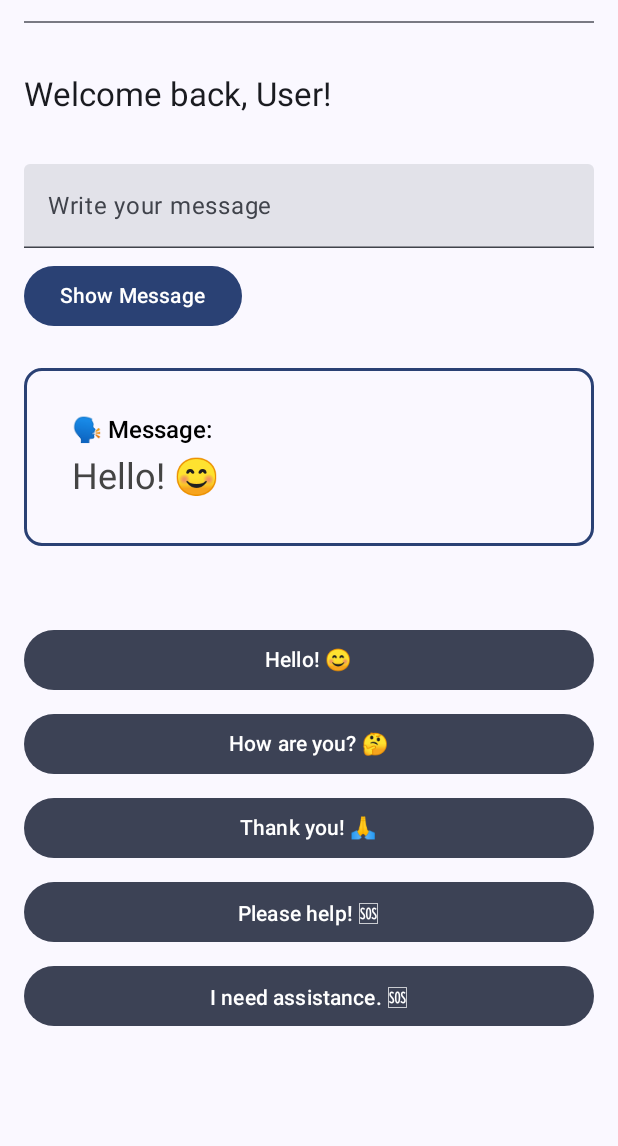
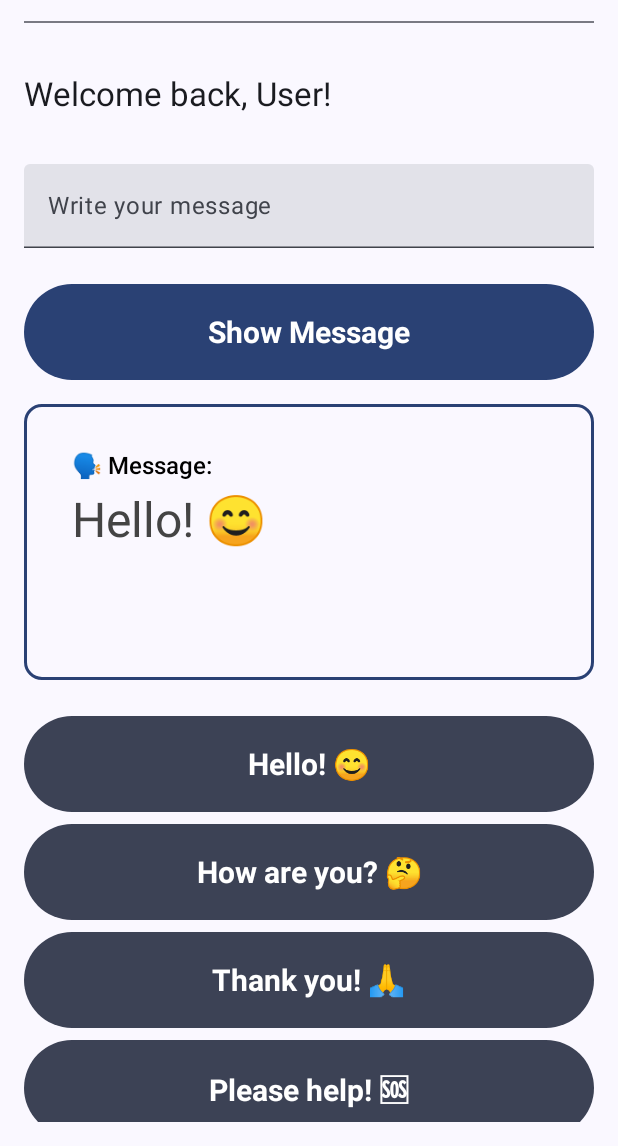
Before and after one commit to darsay8/HearMeApp, an Android app built with Jetpack Compose: the HomeScreen screen opened through its navigation route, after a tap on "Hello! 😊", on a phone screen of 412 x 824 dp, the part 90-1236 px from its top. Run offline under Robolectric (Android 15) with nearby library versions, the phone set to English and light mode, and no system bars.

Commit message:
update UI

```diff
--- a/app/src/main/java/dev/rm/hearmeapp/data/repository/UserRepository.kt
+++ b/app/src/main/java/dev/rm/hearmeapp/data/repository/UserRepository.kt
@@ -7,7 +7,7 @@ object UserRepository {
     private var currentUser: User? = null
 
     init {
-        users.add(User("user", "user@mail.com", "password123"))
+        users.add(User("user", "user@mail.com", "123456"))
         users.add(User("john_doe", "john@example.com", "password123"))
         users.add(User("jane_smith", "jane@example.com", "securePass456"))
         users.add(User("alice_johnson", "alice@example.com", "alicePass789"))
--- a/app/src/main/java/dev/rm/hearmeapp/ui/screens/HomeScreen.kt
+++ b/app/src/main/java/dev/rm/hearmeapp/ui/screens/HomeScreen.kt
@@ -118,22 +118,31 @@ fun HomeScreen(navController: NavController) {
                 .semantics { contentDescription = "Message input field" }
         )
 
+        Spacer(modifier = Modifier.height(24.dp))
+
         Button(
             onClick = {
                 selectedMessage = userInput.text
                 keyboardController?.hide()
             },
             modifier = Modifier
-                .padding(vertical = 8.dp)
+                .fillMaxWidth()
+                .height(64.dp)
                 .semantics { contentDescription = "Show message button" }
         ) {
-            Text("Show Message")
+            Text(
+                "Show Message", style = TextStyle(
+                    fontSize = 20.sp,
+                    fontWeight = FontWeight.Bold
+                )
+            )
         }
 
         if (selectedMessage.isNotEmpty()) {
             Box(
                 modifier = Modifier
                     .fillMaxWidth()
+                    .height(200.dp)
                     .padding(top = 16.dp)
                     .border(
                         2.dp,
@@ -159,7 +168,7 @@ fun HomeScreen(navController: NavController) {
                     Text(
                         text = selectedMessage,
                         style = TextStyle(
-                            fontSize = 24.sp,
+                            fontSize = 32.sp,
                             fontWeight = FontWeight.Normal,
                             color = Color.DarkGray
                         )
@@ -168,25 +177,29 @@ fun HomeScreen(navController: NavController) {
             }
         }
 
-        Spacer(modifier = Modifier.height(32.dp))
+        Spacer(modifier = Modifier.height(24.dp))
 
         LazyColumn(
             modifier = Modifier
                 .fillMaxWidth()
                 .weight(1f)
-                .padding(top = 16.dp)
+
         ) {
             items(defaultMessages) { message ->
                 Button(
                     onClick = { selectedMessage = message },
                     modifier = Modifier
                         .fillMaxWidth()
-                        .padding(vertical = 4.dp)
+                        .height(64.dp)
                         .semantics { contentDescription = "Select $message" },
                     colors = ButtonDefaults.buttonColors(containerColor = MaterialTheme.colorScheme.secondary)
                 ) {
-                    Text(message)
+                    Text(text = message, style = TextStyle(
+                        fontSize = 20.sp,
+                        fontWeight = FontWeight.Bold
+                    ) )
                 }
+                Spacer(modifier = Modifier.height(8.dp))
             }
         }
 
@@ -195,6 +208,7 @@ fun HomeScreen(navController: NavController) {
                 onDismissRequest = { showDialog = false },
                 title = { Text("Confirm Logout") },
                 text = { Text("Are you sure you want to log out?") },
+
                 confirmButton = {
                     Button(
                         onClick = {
--- a/app/src/main/java/dev/rm/hearmeapp/ui/screens/LoginScreen.kt
+++ b/app/src/main/java/dev/rm/hearmeapp/ui/screens/LoginScreen.kt
@@ -24,9 +24,12 @@ import androidx.compose.runtime.setValue
 import androidx.compose.ui.Alignment
 import androidx.compose.ui.Modifier
 import androidx.compose.ui.platform.LocalSoftwareKeyboardController
+import androidx.compose.ui.text.TextStyle
+import androidx.compose.ui.text.font.FontWeight
 import androidx.compose.ui.text.input.ImeAction
 import androidx.compose.ui.text.input.PasswordVisualTransformation
 import androidx.compose.ui.unit.dp
+import androidx.compose.ui.unit.sp
 import androidx.navigation.NavController
 import dev.rm.hearmeapp.data.repository.UserRepository
 
@@ -51,7 +54,11 @@ fun LoginScreen(navController: NavController) {
 
         Spacer(modifier = Modifier.height(24.dp))
 
-        Text("Login", style = MaterialTheme.typography.headlineLarge, color = MaterialTheme.colorScheme.secondary)
+        Text(
+            "Login",
+            style = MaterialTheme.typography.headlineLarge,
+            color = MaterialTheme.colorScheme.secondary
+        )
 
         Spacer(modifier = Modifier.height(32.dp))
 
@@ -122,7 +129,9 @@ fun LoginScreen(navController: NavController) {
                 }
                 keyboardController?.hide()
             },
-            modifier = Modifier.fillMaxWidth(),
+            modifier = Modifier
+                .fillMaxWidth()
+                .height(64.dp),
             enabled = !isLoading
         ) {
             if (isLoading) {
@@ -131,9 +140,19 @@ fun LoginScreen(navController: NavController) {
                     modifier = Modifier.size(16.dp)
                 )
                 Spacer(modifier = Modifier.width(8.dp))
-                Text("Logging in...")
+                Text(
+                    "Logging in...", style = TextStyle(
+                        fontSize = 20.sp,
+                        fontWeight = FontWeight.Bold
+                    )
+                )
             } else {
-                Text("Login")
+                Text(
+                    "Login", style = TextStyle(
+                        fontSize = 20.sp,
+                        fontWeight = FontWeight.Bold
+                    )
+                )
             }
         }
 
--- a/app/src/main/java/dev/rm/hearmeapp/ui/screens/PasswordRecoveryScreen.kt
+++ b/app/src/main/java/dev/rm/hearmeapp/ui/screens/PasswordRecoveryScreen.kt
@@ -49,7 +49,11 @@ fun PasswordRecoveryScreen(navController: NavController) {
 
         Spacer(modifier = Modifier.height(24.dp))
 
-        Text("Password Recovery", style = MaterialTheme.typography.headlineLarge, color = MaterialTheme.colorScheme.secondary)
+        Text(
+            "Password Recovery",
+            style = MaterialTheme.typography.headlineLarge,
+            color = MaterialTheme.colorScheme.secondary
+        )
 
         Spacer(modifier = Modifier.height(32.dp))
 
@@ -87,7 +91,9 @@ fun PasswordRecoveryScreen(navController: NavController) {
                 }
                 keyboardController?.hide()
             },
-            modifier = Modifier.fillMaxWidth(),
+            modifier = Modifier
+                .fillMaxWidth()
+                .height(64.dp),
             enabled = !isLoading
         ) {
             if (isLoading) {
--- a/app/src/main/java/dev/rm/hearmeapp/ui/screens/RegisterScreen.kt
+++ b/app/src/main/java/dev/rm/hearmeapp/ui/screens/RegisterScreen.kt
@@ -54,7 +54,11 @@ fun RegisterScreen(navController: NavController) {
 
         Spacer(modifier = Modifier.height(24.dp))
 
-        Text("Register", style = MaterialTheme.typography.headlineLarge, color = MaterialTheme.colorScheme.secondary)
+        Text(
+            "Register",
+            style = MaterialTheme.typography.headlineLarge,
+            color = MaterialTheme.colorScheme.secondary
+        )
 
         Spacer(modifier = Modifier.height(32.dp))
 
@@ -136,7 +140,8 @@ fun RegisterScreen(navController: NavController) {
                     errorMessage = "Passwords do not match"
                 } else {
                     isLoading = true
-                    val registrationSuccess = UserRepository.registerUser(User(username, email, password))
+                    val registrationSuccess =
+                        UserRepository.registerUser(User(username, email, password))
                     isLoading = false
                     if (registrationSuccess) {
                         navController.navigate("home")
@@ -146,7 +151,9 @@ fun RegisterScreen(navController: NavController) {
                 }
                 keyboardController?.hide()
             },
-            modifier = Modifier.fillMaxWidth(),
+            modifier = Modifier
+                .fillMaxWidth()
+                .height(64.dp),
             enabled = !isLoading
         ) {
             if (isLoading) {
```
